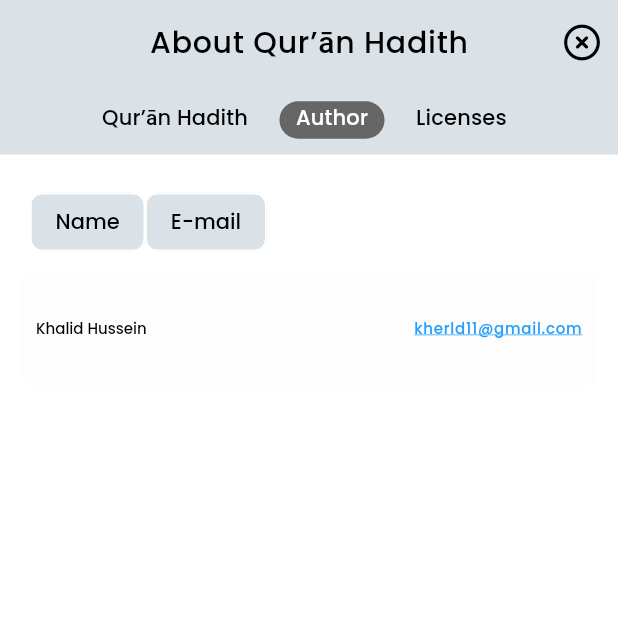
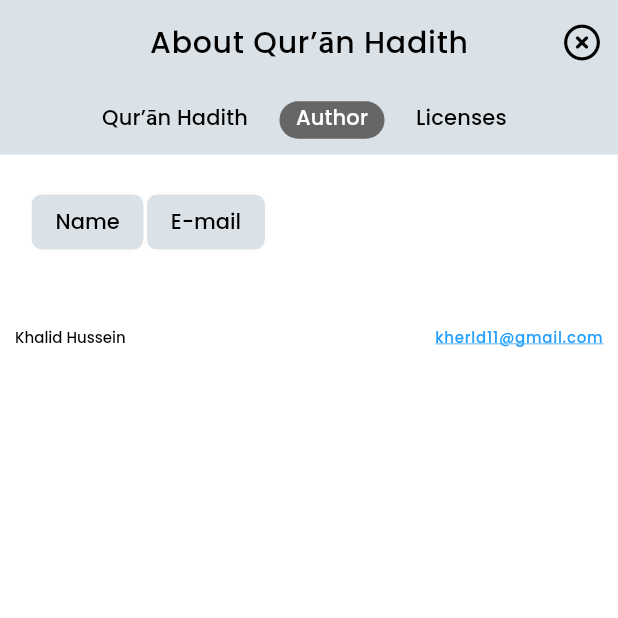
Before and after one commit to kherldhussein/quran_hadith, a Flutter app: the AboutView screen opened directly, tab 2 chosen, on a phone screen of 412 x 824 dp, the top half of it. Run offline on Flutter 3.47's test engine with Material 2 defaults, Android fonts, the phone set to English and light mode, and no system bars; our stand-ins replace adaptive_breakpoints, anim_search_bar, auto_size_text, bubble_tab_indicator, dio, font_awesome_flutter and 7 more; missing offline and left inert: bitsdojo_window, dio_http_cache, flutter_animated_dialog; accounts and stored records are empty; network calls fail; statements that could not run were skipped.

Commit message:
Update UI

```diff
--- a/lib/screens/about.dart
+++ b/lib/screens/about.dart
@@ -137,30 +137,23 @@
                   ),
                 ),
                 SizedBox(height: 5),
-                Card(
-                  child: ListTile(
+                ListTile(
                   title: Text(
                     'Khalid Hussein',
                     style: TextStyle(fontSize: isSmall ? 10 : 24),
                   ),
-                    contentPadding: EdgeInsets.symmetric(
-                        horizontal: isSmall ? 10 : 20,
-                        vertical: isSmall ? 10 : 20),
-                    trailing: InkWell(
-                      radius: 0,
-                      splashColor: Theme.of(context).cardColor,
-                      hoverColor: Theme.of(context).cardColor,
-                      highlightColor: Theme.of(context).cardColor,
+                  contentPadding: EdgeInsets.only(top: 20),
+                  trailing: GestureDetector(
                     child: Text(
                       'kherld11@gmail.com',
                       style: theme.titleLarge!.copyWith(
+                        decoration: TextDecoration.underline,
                         fontSize: isSmall ? 10 : 20,
-                            decoration: TextDecoration.underline,
-                            color: kLinkC),
+                        color: kLinkC,
+                      ),
                     ),
                     onTap: () =>
                         launchUrl(Uri.parse('mailto:kherld11@gmail.com')),
-                    ),
                   ),
                 ),
               ],
```
Lines whose indentation alone changed are shown as unchanged.
